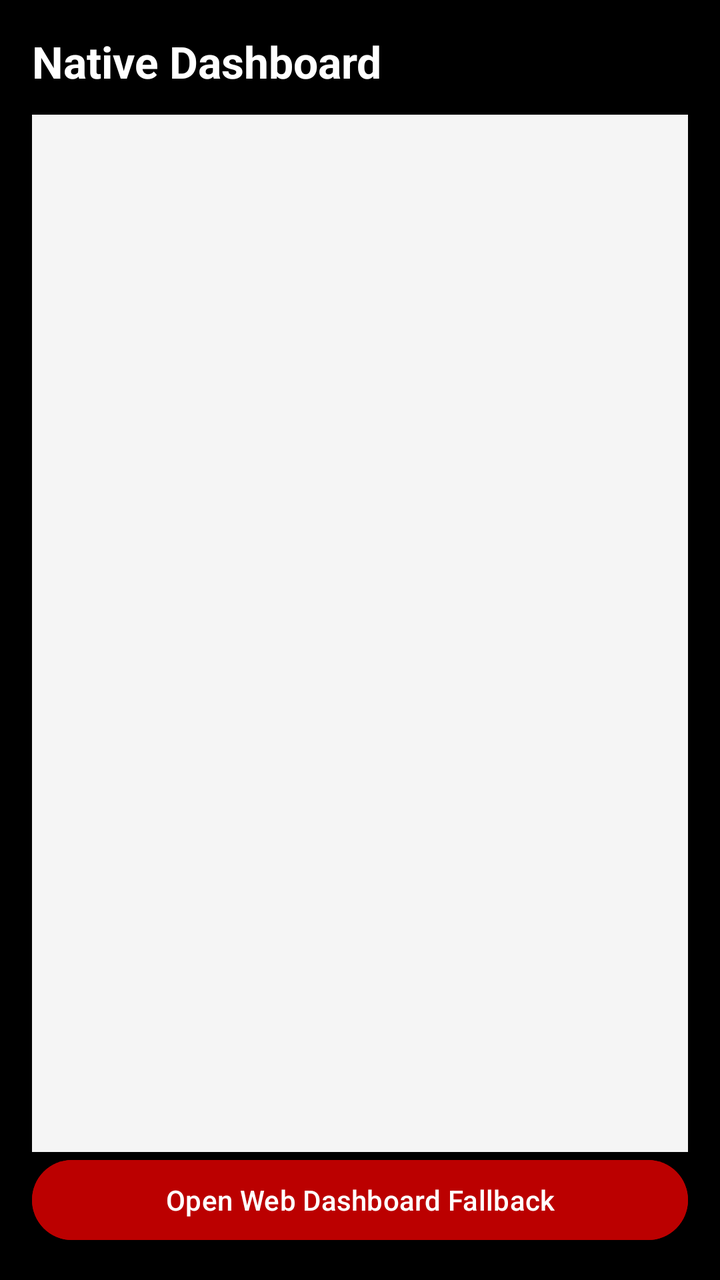
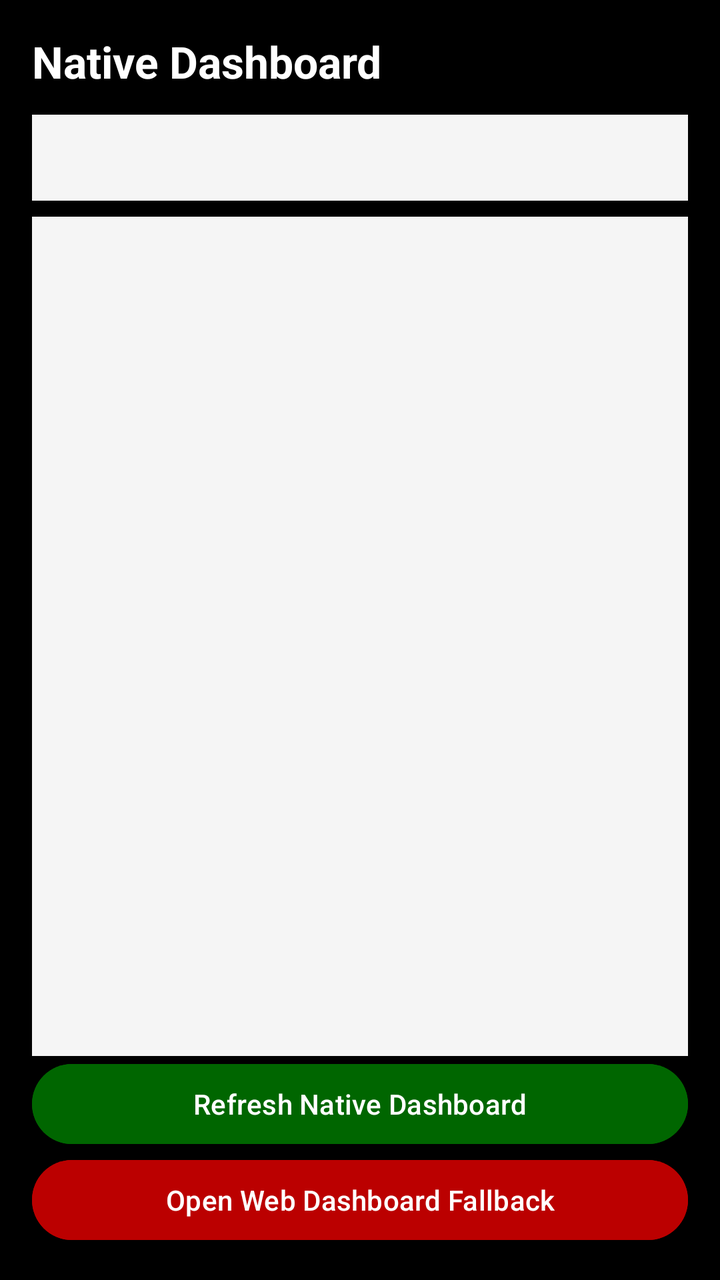

Two renders of the same Android screen: before a commit and after it. Below are the layout's source before the change and the commit's diff.
<!-- AndroidManifest.xml: application theme Theme.SST -->
<!-- res/layout/activity_dashboard.xml -->
<?xml version="1.0" encoding="utf-8"?>
<androidx.constraintlayout.widget.ConstraintLayout xmlns:android="http://schemas.android.com/apk/res/android"
    xmlns:app="http://schemas.android.com/apk/res-auto"
    android:layout_width="match_parent"
    android:layout_height="match_parent"
    android:background="@color/kenya_black"
    android:padding="16dp">

    <TextView
        android:id="@+id/titleView"
        android:layout_width="0dp"
        android:layout_height="wrap_content"
        android:text="Native Dashboard"
        android:textColor="@color/kenya_white"
        android:textSize="22sp"
        android:textStyle="bold"
        app:layout_constraintEnd_toEndOf="parent"
        app:layout_constraintStart_toStartOf="parent"
        app:layout_constraintTop_toTopOf="parent" />

    <TextView
        android:id="@+id/metricsView"
        android:layout_width="0dp"
        android:layout_height="0dp"
        android:layout_marginTop="12dp"
        android:background="@color/surface_light"
        android:padding="12dp"
        android:textColor="@color/kenya_black"
        app:layout_constraintBottom_toTopOf="@id/openWebDashboardBtn"
        app:layout_constraintEnd_toEndOf="parent"
        app:layout_constraintStart_toStartOf="parent"
        app:layout_constraintTop_toBottomOf="@id/titleView" />

    <Button
        android:id="@+id/openWebDashboardBtn"
        android:layout_width="0dp"
        android:layout_height="wrap_content"
        android:layout_marginTop="12dp"
        android:backgroundTint="@color/kenya_red"
        android:text="Open Web Dashboard Fallback"
        android:textColor="@color/kenya_white"
        app:layout_constraintBottom_toBottomOf="parent"
        app:layout_constraintEnd_toEndOf="parent"
        app:layout_constraintStart_toStartOf="parent" />

</androidx.constraintlayout.widget.ConstraintLayout>
<!-- resources referenced by this layout -->
<resources>
  <color name="kenya_black">#000000</color>
  <color name="kenya_red">#BB0000</color>
  <color name="kenya_white">#FFFFFF</color>
  <color name="surface_light">#F5F5F5</color>
  <style name="Theme.SST" parent="Theme.Material3.DayNight.NoActionBar">
          <item name="colorPrimary">@color/kenya_red</item>
          <item name="colorOnPrimary">@color/kenya_white</item>
          <item name="colorSecondary">@color/kenya_green</item>
          <item name="colorOnSecondary">@color/kenya_white</item>
          <item name="android:statusBarColor">@color/kenya_black</item>
          <item name="android:navigationBarColor">@color/kenya_black</item>
      </style>
  <color name="kenya_green">#006600</color>
</resources>

<!-- the commit's change to res/layout/activity_dashboard.xml (unified diff, before → after) -->
@@ -21,21 +21,45 @@
     <TextView
         android:id="@+id/metricsView"
         android:layout_width="0dp"
-        android:layout_height="0dp"
+        android:layout_height="wrap_content"
         android:layout_marginTop="12dp"
         android:background="@color/surface_light"
         android:padding="12dp"
         android:textColor="@color/kenya_black"
-        app:layout_constraintBottom_toTopOf="@id/openWebDashboardBtn"
         app:layout_constraintEnd_toEndOf="parent"
         app:layout_constraintStart_toStartOf="parent"
         app:layout_constraintTop_toBottomOf="@id/titleView" />
+
+    <TextView
+        android:id="@+id/healthView"
+        android:layout_width="0dp"
+        android:layout_height="0dp"
+        android:layout_marginTop="8dp"
+        android:background="@color/surface_light"
+        android:padding="12dp"
+        android:textColor="@color/kenya_black"
+        app:layout_constraintBottom_toTopOf="@id/refreshBtn"
+        app:layout_constraintEnd_toEndOf="parent"
+        app:layout_constraintStart_toStartOf="parent"
+        app:layout_constraintTop_toBottomOf="@id/metricsView" />
+
+    <Button
+        android:id="@+id/refreshBtn"
+        android:layout_width="0dp"
+        android:layout_height="wrap_content"
+        android:layout_marginTop="10dp"
+        android:backgroundTint="@color/kenya_green"
+        android:text="Refresh Native Dashboard"
+        android:textColor="@color/kenya_white"
+        app:layout_constraintBottom_toTopOf="@id/openWebDashboardBtn"
+        app:layout_constraintEnd_toEndOf="parent"
+        app:layout_constraintStart_toStartOf="parent" />
 
     <Button
         android:id="@+id/openWebDashboardBtn"
         android:layout_width="0dp"
         android:layout_height="wrap_content"
-        android:layout_marginTop="12dp"
+        android:layout_marginTop="8dp"
         android:backgroundTint="@color/kenya_red"
         android:text="Open Web Dashboard Fallback"
         android:textColor="@color/kenya_white"
